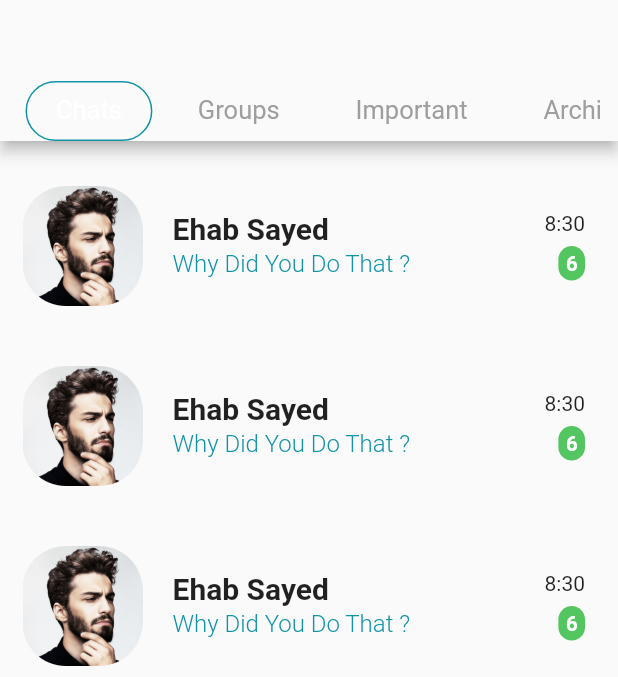
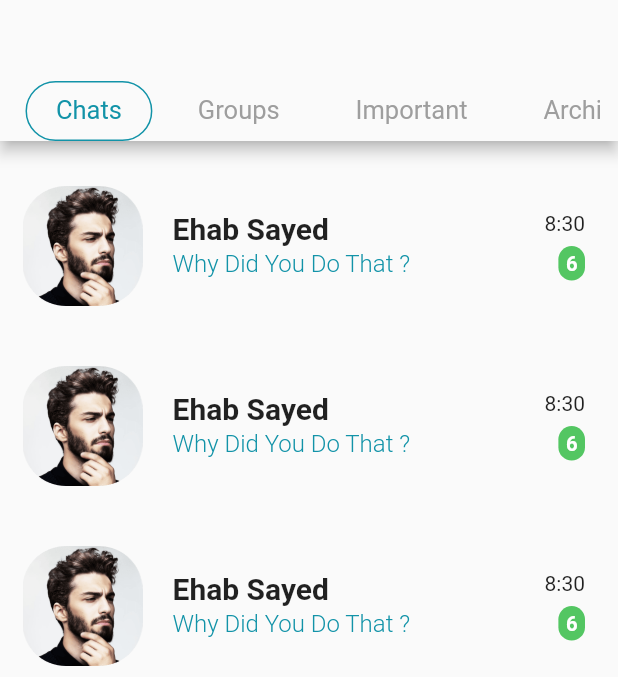
Before and after one commit to 1AhmedYasser/prive, a Flutter app: the ChatScreen screen opened by its route, on a phone screen of 412 x 824 dp, the part 84-761 px from its top. Run offline on Flutter 3.47's test engine with Material 2 defaults, Android fonts, the phone set to English and light mode, and no system bars; our stand-ins replace adaptive_dialog, auto_size_text, bot_toast, cached_network_image, connectivity_plus, convex_bottom_bar and 16 more; missing offline and left inert: country_calling_code_picker; accounts and stored records are empty; Roboto replaces fonts that are missing (SFPro).

Commit message:
chat screen

```diff
--- a/lib/Screens/Home/chat_screen.dart
+++ b/lib/Screens/Home/chat_screen.dart
@@ -59,6 +59,7 @@ class _ChatScreenState extends State<ChatScreen> {
                                   unselectedLabelColor: Colors.grey,
                                   indicatorSize: TabBarIndicatorSize.label,
                                   isScrollable: true,
+                                  labelStyle: const TextStyle(color:Color(0xff1293a8) ),
                                   labelPadding:
                                       const EdgeInsets.only(left: 5, right: 5),
                                   indicator: BoxDecoration(
@@ -77,7 +78,7 @@ class _ChatScreenState extends State<ChatScreen> {
                                             decoration: BoxDecoration(
                                               borderRadius:
                                                   BorderRadius.circular(50),
-                                              color: Colors.transparent,
+                                         //     color: Color(0xff1293a8),
                                               border: Border.all(
                                                 color: Colors.transparent,
                                                 width: 0.3,
```
